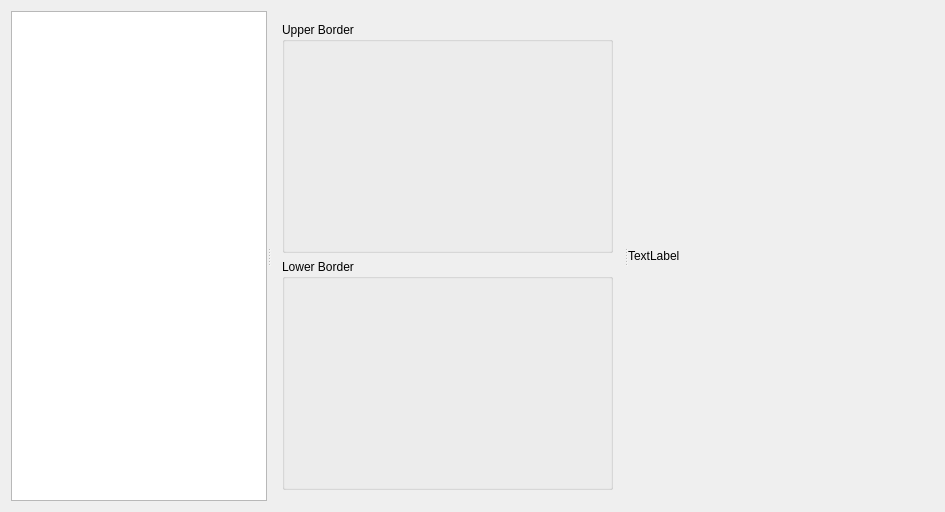
Qt form SymbolScanner/WinImageFilterGrid.ui (veeman/SymbolScanner) before a commit.
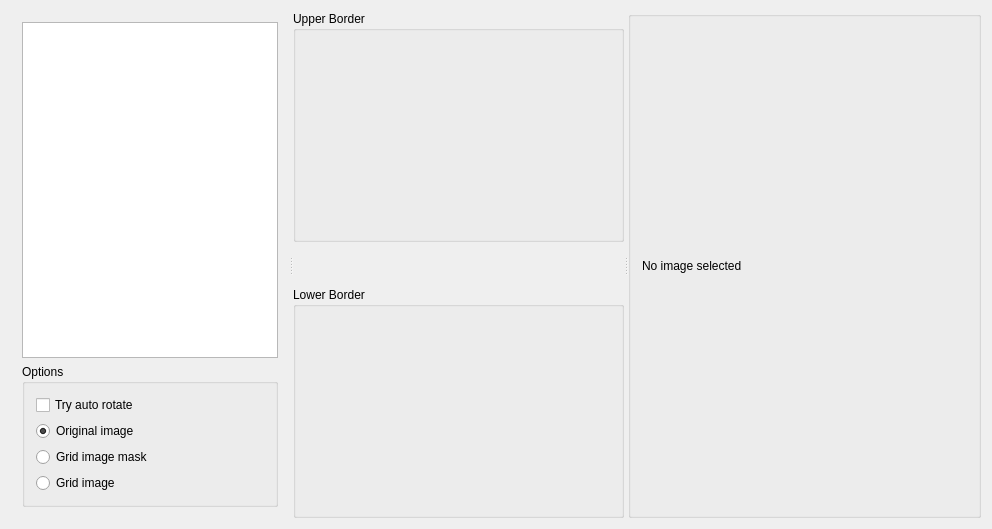
The same form after that commit. Custom widgets are drawn as their Qt base class.

Commit message: threaded loading state window layout update

What changed in the file:
```diff
--- a/SymbolScanner/WinImageFilterGrid.ui
+++ b/SymbolScanner/WinImageFilterGrid.ui
@@ -6,8 +6,8 @@
    <rect>
     <x>0</x>
     <y>0</y>
-    <width>945</width>
-    <height>494</height>
+    <width>992</width>
+    <height>529</height>
    </rect>
   </property>
   <property name="windowTitle">
@@ -17,15 +17,101 @@
    <string>In this step move the slider of the lower and upper color border until you see only the grid of your symbol image.
 Make sure the lines forms all cross points of the grid.</string>
   </property>
-  <layout class="QHBoxLayout" name="horizontalLayout_3">
+  <layout class="QHBoxLayout" name="horizontalLayout_4">
    <item>
     <widget class="QSplitter" name="splitter">
      <property name="orientation">
       <enum>Qt::Horizontal</enum>
      </property>
-     <widget class="QListView" name="listViewFiles"/>
-     <widget class="QWidget" name="">
+     <widget class="QWidget" name="layoutWidget">
+      <layout class="QVBoxLayout" name="verticalLayout_2">
+       <item>
+        <widget class="QListView" name="listViewFiles">
+         <property name="sizePolicy">
+          <sizepolicy hsizetype="Expanding" vsizetype="Expanding">
+           <horstretch>0</horstretch>
+           <verstretch>1</verstretch>
+          </sizepolicy>
+         </property>
+        </widget>
+       </item>
+       <item>
+        <widget class="QGroupBox" name="groupBoxOptions">
+         <property name="minimumSize">
+          <size>
+           <width>0</width>
+           <height>100</height>
+          </size>
+         </property>
+         <property name="title">
+          <string>Options</string>
+         </property>
+         <layout class="QVBoxLayout" name="verticalLayout_3">
+          <item>
+           <widget class="QCheckBox" name="checkBoxAutoRotate">
+            <property name="text">
+             <string>Try auto rotate</string>
+            </property>
+           </widget>
+          </item>
+          <item>
+           <widget class="QRadioButton" name="radioButtonImageOriginal">
+            <property name="text">
+             <string>Original image</string>
+            </property>
+            <property name="checked">
+             <bool>true</bool>
+            </property>
+            <attribute name="buttonGroup">
+             <string notr="true">buttonGroupPreviewSelection</string>
+            </attribute>
+           </widget>
+          </item>
+          <item>
+           <widget class="QRadioButton" name="radioButtonImageMask">
+            <property name="text">
+             <string>Grid image mask</string>
+            </property>
+            <attribute name="buttonGroup">
+             <string notr="true">buttonGroupPreviewSelection</string>
+            </attribute>
+           </widget>
+          </item>
+          <item>
+           <widget class="QRadioButton" name="radioButtonImageGrid">
+            <property name="text">
+             <string>Grid image</string>
+            </property>
+            <attribute name="buttonGroup">
+             <string notr="true">buttonGroupPreviewSelection</string>
+            </attribute>
+           </widget>
+          </item>
+         </layout>
+        </widget>
+       </item>
+      </layout>
+     </widget>
+     <widget class="QWidget" name="widgetBorders" native="true">
+      <property name="maximumSize">
+       <size>
+        <width>400</width>
+        <height>16777215</height>
+       </size>
+      </property>
       <layout class="QVBoxLayout" name="verticalLayout">
+       <property name="leftMargin">
+        <number>0</number>
+       </property>
+       <property name="topMargin">
+        <number>0</number>
+       </property>
+       <property name="rightMargin">
+        <number>0</number>
+       </property>
+       <property name="bottomMargin">
+        <number>0</number>
+       </property>
        <item>
         <widget class="QGroupBox" name="groupBoxUpper">
          <property name="minimumSize">
@@ -77,16 +163,37 @@
        </item>
       </layout>
      </widget>
-     <widget class="QAspectRatioPixmapLabel" name="labelPreview">
+     <widget class="QGroupBox" name="groupBoxPreview">
       <property name="sizePolicy">
-       <sizepolicy hsizetype="Expanding" vsizetype="Preferred">
-        <horstretch>2</horstretch>
+       <sizepolicy hsizetype="Preferred" vsizetype="Preferred">
+        <horstretch>1</horstretch>
         <verstretch>0</verstretch>
        </sizepolicy>
       </property>
-      <property name="text">
-       <string>TextLabel</string>
+      <property name="title">
+       <string/>
       </property>
+      <layout class="QHBoxLayout" name="horizontalLayout_3">
+       <item>
+        <widget class="QAspectRatioPixmapLabel" name="labelPreview">
+         <property name="sizePolicy">
+          <sizepolicy hsizetype="Expanding" vsizetype="Preferred">
+           <horstretch>2</horstretch>
+           <verstretch>0</verstretch>
+          </sizepolicy>
+         </property>
+         <property name="text">
+          <string>No image selected</string>
+         </property>
+         <property name="loadingText" stdset="0">
+          <string>Process image ...</string>
+         </property>
+         <property name="defaultText" stdset="0">
+          <string>No image selected</string>
+         </property>
+        </widget>
+       </item>
+      </layout>
      </widget>
     </widget>
    </item>
```
Left out of the diff: 3 changed lines with no effect on the pictures. The commit also changes 2 other files.
